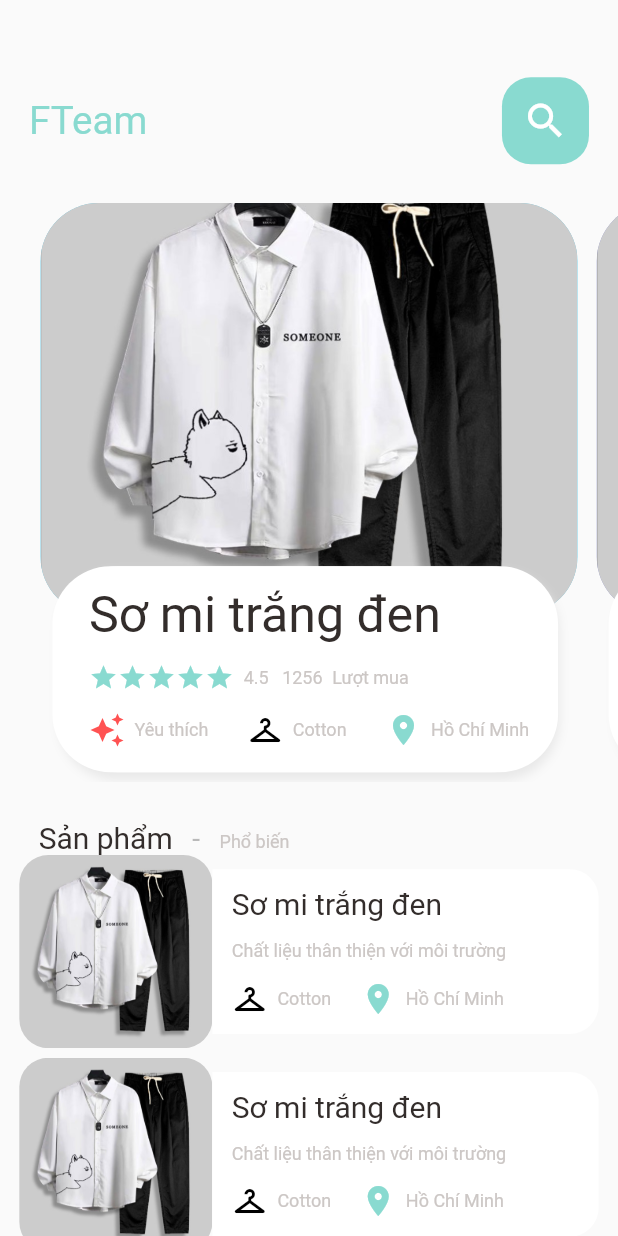
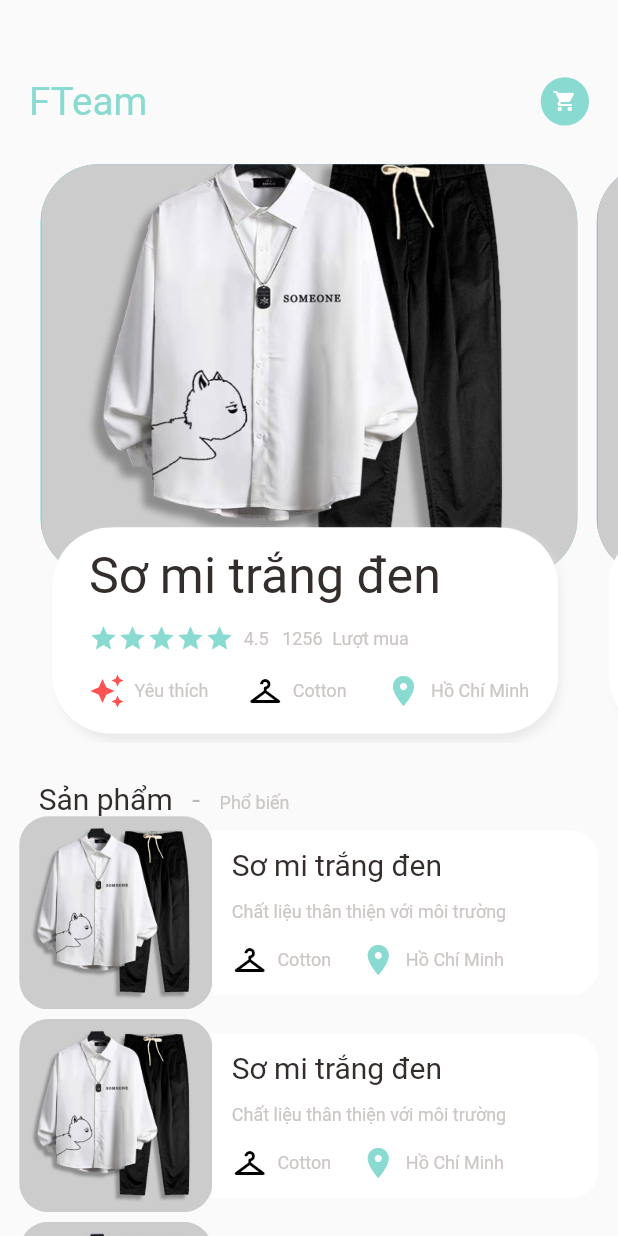
Before and after one commit to NthienMinh/sellClothes, a Flutter app: the MainClothesPage screen opened directly, on a phone screen of 412 x 824 dp. Run offline on Flutter 3.47's test engine with Material 2 defaults, Android fonts, the phone set to English and light mode, and no system bars; our stand-ins replace dots_indicator, get, persistent_bottom_nav_bar; missing offline and left inert: dart:ffi.

Commit message:
update 4

```diff
--- a/lib/cart/cart_page.dart
+++ b/lib/cart/cart_page.dart
@@ -7,6 +7,7 @@ import 'package:mobile_ui/widgets/big_text.dart';
 import 'package:mobile_ui/widgets/small_text.dart';
 
 class CartPage extends StatelessWidget {
+  static String routeName = "/sign_in";
   const CartPage({Key? key}) : super(key: key);
 
   @override
--- a/lib/main.dart
+++ b/lib/main.dart
@@ -6,7 +6,7 @@ import 'package:mobile_ui/cart/cart_page.dart';
 import 'package:mobile_ui/clothes/popular_clothe_detail.dart';
 import 'package:mobile_ui/clothes/recommanded_clothe_detail.dart';
 import 'package:mobile_ui/home/home_page.dart';
-import 'package:mobile_ui/home/main_clothes_page.dart';
+import 'package:mobile_ui/main_screen/main_clothes_page.dart';
 import 'package:mobile_ui/sign_up/sign_up_screen.dart';
 
 Future<void> main() async {
@@ -36,7 +36,7 @@ class MyApp extends StatelessWidget {
         // is not restarted.
         primarySwatch: Colors.blue,
       ),
-      initialRoute: SignInScreen.routeName,
+      initialRoute: HomePage.routeName,
     );
   }
 }
--- a/lib/home/main_clothes_page.dart
+++ b/lib/main_screen/main_clothes_page.dart
@@ -1,7 +1,9 @@
 import 'package:flutter/cupertino.dart';
 import 'package:flutter/material.dart';
 import 'package:mobile_ui/Colors.dart';
+import 'package:mobile_ui/cart/cart_page.dart';
 import 'package:mobile_ui/dimensions.dart';
+import 'package:mobile_ui/widgets/app_icon.dart';
 import 'package:mobile_ui/widgets/big_text.dart';
 
 import 'clothes_page_body.dart';
@@ -37,21 +39,27 @@ class _MainClothesPageState extends State<MainClothesPage> {
                     )
                   ],
                 ),
-                Center(
-                  child: Container(
-                    width: Dimensions.number45,
-                    height: Dimensions.number45,
-                    child: Icon(
-                      Icons.search,
-                      size: Dimensions.number24,
-                      color: Colors.white,
-                    ),
-                    decoration: BoxDecoration(
-                      borderRadius: BorderRadius.circular(Dimensions.border15),
-                      color: AppColor.mainColor,
-                    ),
+                // Center(
+                //   child: Container(
+                //     width: Dimensions.number45,
+                //     height: Dimensions.number45,
+
+                //     child: Icon(
+                //       Icons.search,
+                //       size: Dimensions.number24,
+                //       color: Colors.white,
+                //     ),
+                //   ),
+                // ),
+                GestureDetector(
+                  onTap: () => Navigator.pushNamed(context, CartPage.routeName),
+                  child: AppIcon(
+                    icon: Icons.shopping_cart,
+                    iconColor: Colors.white,
+                    backgroundColor: AppColor.mainColor,
+                    size: Dimensions.number25,
                   ),
-                ),
+                )
               ],
             ),
           ),
--- a/lib/routes.dart
+++ b/lib/routes.dart
@@ -1,5 +1,6 @@
 import 'package:flutter/material.dart';
 import 'package:flutter/widgets.dart';
+import 'package:mobile_ui/cart/cart_page.dart';
 import 'package:mobile_ui/forgot_password/forgot_password.dart';
 import 'package:mobile_ui/home/home_page.dart';
 import 'package:mobile_ui/sign_in/sign_in_screen.dart';
@@ -10,4 +11,5 @@ final Map<String, WidgetBuilder> routes = {
   SignInScreen.routeName: (context) => SignInScreen(),
   SignUpScreen.routeName: (context) => SignUpScreen(),
   ForgotPassWordScreen.routeName: (context) => ForgotPassWordScreen(),
+  CartPage.routeName: (context) => CartPage(),
 };
```
Also changed, not shown: lib/home/home_page.dart (+1 -42 lines), lib/main_screen/clothes_page_body.dart (renamed from lib/home/clothes_page_body.dart, +0 -15 lines).
